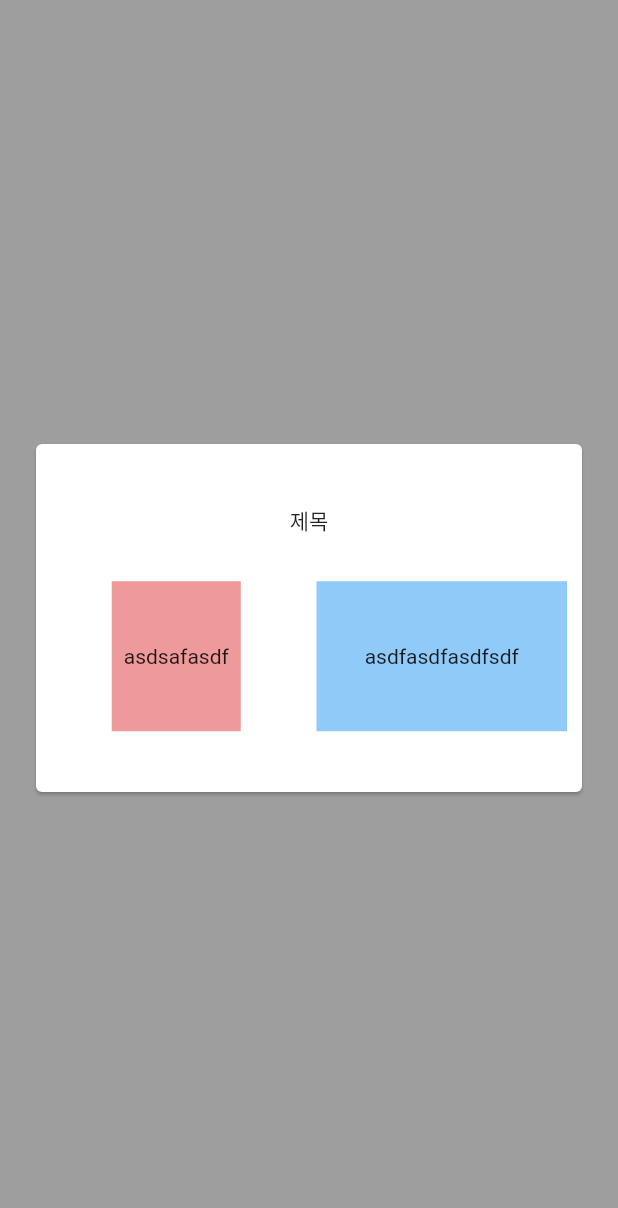
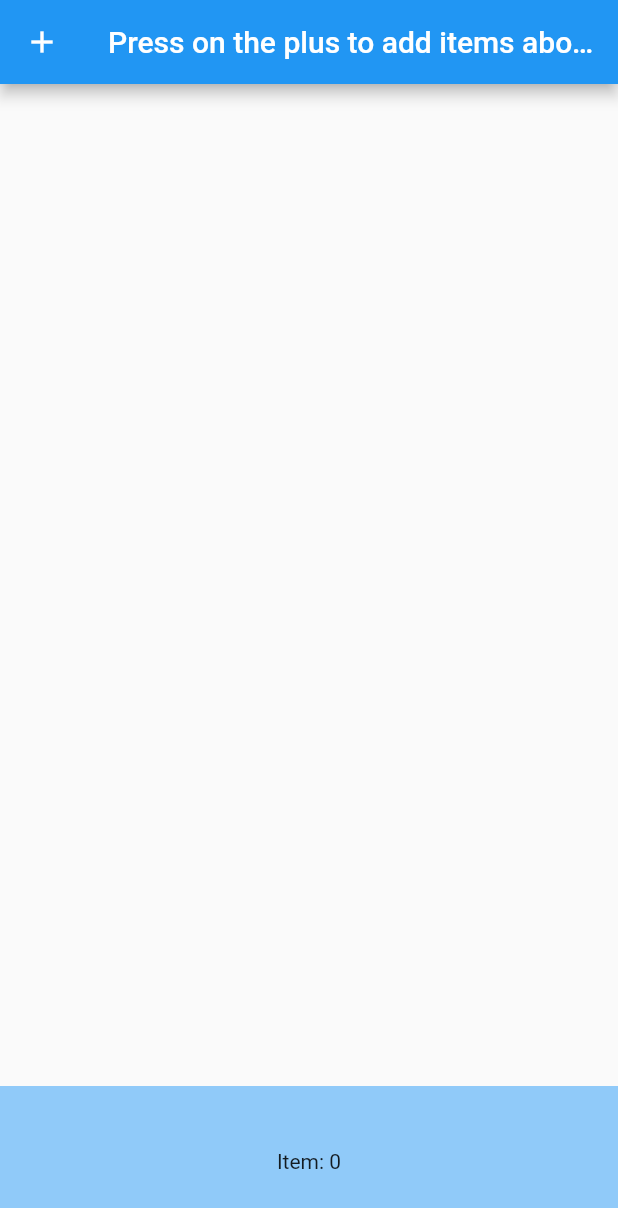
Before and after one commit to bytestocode/flutter-testbed, a Flutter app: the screen it shows after launch, on a phone screen of 412 x 824 dp. Shown: the top 1208 px of the screen. Run offline on Flutter 3.47's test engine with Material 2 defaults, Android fonts, the light colour scheme and no system bars; our stand-ins replace device_info_plus, flutter_riverpod.

Commit message:
SO: 리스트뷰 아이템을 아래에서 위로 쌓기

```diff
--- a/lib/main.dart
+++ b/lib/main.dart
@@ -1,6 +1,8 @@
 import 'package:flutter/material.dart';
 import 'package:flutter_riverpod/flutter_riverpod.dart';
 import 'package:flutter_testbed/ui/expanded_test.dart';
+
+import 'stackoverflow/scrollview_up.dart';
 
 void main() => runApp(
       const ProviderScope(
@@ -14,7 +16,7 @@ class MyApp extends ConsumerWidget {
   @override
   Widget build(BuildContext context, WidgetRef ref) {
     return MaterialApp(
-      home: myApp(),
+      home: MyScrollView(),
     );
   }
 
--- /dev/null
+++ b/lib/stackoverflow/scrollview_up.dart
@@ -0,0 +1,66 @@
+import 'package:flutter/material.dart';
+
+class MyScrollView extends StatefulWidget {
+  const MyScrollView({super.key});
+
+  @override
+  State<MyScrollView> createState() => _MyScrollViewState();
+}
+
+class _MyScrollViewState extends State<MyScrollView> {
+  List<int> top = <int>[];
+  List<int> bottom = <int>[0];
+
+  @override
+  Widget build(BuildContext context) {
+    const Key centerKey = ValueKey<String>('bottom-sliver-list');
+    return Scaffold(
+      appBar: AppBar(
+        title: const Text('Press on the plus to add items above and below'),
+        leading: IconButton(
+          icon: const Icon(Icons.add),
+          onPressed: () {
+            setState(() {
+              top.add(-top.length - 1);
+              bottom.add(bottom.length);
+            });
+          },
+        ),
+      ),
+      body: CustomScrollView(
+        center: centerKey,
+        reverse: true,
+        slivers: [
+          // SliverList(
+          //   delegate: SliverChildBuilderDelegate(
+          //     (BuildContext context, int index) {
+          //       return Container(
+          //         alignment: Alignment.center,
+          //         color: Colors.blue[200 + top[index] % 4 * 100],
+          //         height: 100 + top[index] % 4 * 20.0,
+          //         child: Text('Item: ${top[index]}'),
+          //       );
+          //     },
+          //     childCount: top.length,
+          //   ),
+          // ),
+          SliverList(
+            key: centerKey,
+            delegate: SliverChildBuilderDelegate(
+              (BuildContext context, int index) {
+                return Container(
+                  alignment: Alignment.center,
+                  color: Colors
+                      .blue[200 + bottom[bottom.length - index - 1] % 4 * 100],
+                  height: 100 + bottom[bottom.length - index - 1] % 4 * 20.0,
+                  child: Text('Item: ${bottom[bottom.length - index - 1]}'),
+                );
+              },
+              childCount: bottom.length,
+            ),
+          ),
+        ].reversed.toList(),
+      ),
+    );
+  }
+}
```
